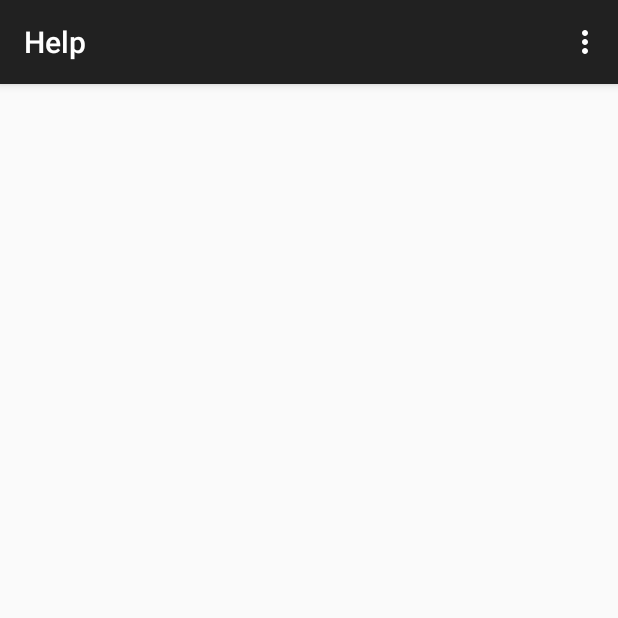
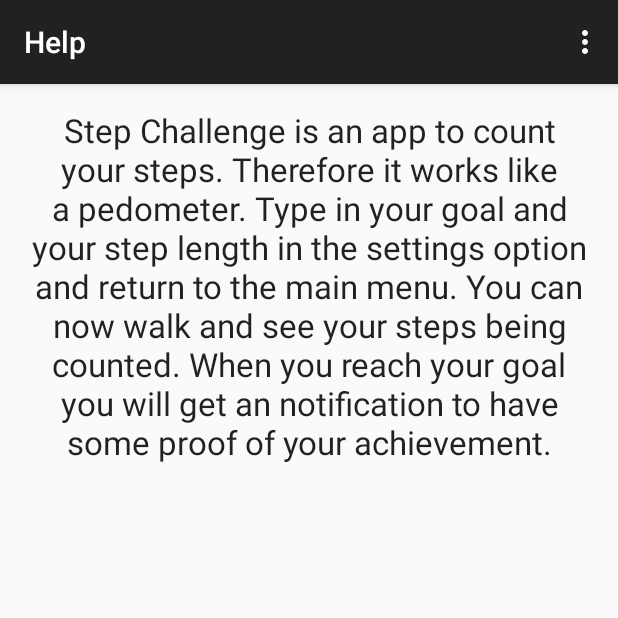
Before and after one commit to SvenBl/StepChallenge, an Android app: the Help screen opened directly, with no data from a screen before it, on a phone screen of 412 x 824 dp, the top half of it. Run offline under Robolectric (Android 15) with nearby library versions, the phone set to English and light mode, and no system bars.

Commit message:
help activity added

```diff
--- a/app/src/main/res/layout/activity_help.xml
+++ b/app/src/main/res/layout/activity_help.xml
@@ -6,4 +6,13 @@
     android:paddingBottom="@dimen/activity_vertical_margin"
     tools:context="com.example.sven.stepchallenge.Help">
 
+    <TextView
+        android:layout_width="wrap_content"
+        android:layout_height="wrap_content"
+        android:textAppearance="?android:attr/textAppearanceLarge"
+        android:text="@string/help_info"
+        android:id="@+id/textView"
+        android:layout_alignParentTop="true"
+        android:layout_centerHorizontal="true"
+        android:gravity="center_horizontal" />
 </RelativeLayout>
--- a/app/src/main/res/values/strings.xml
+++ b/app/src/main/res/values/strings.xml
@@ -12,4 +12,5 @@
     <string name="distance_run_text">Distance run:</string>
     <string name="reset_counter_button">Reset</string>
     <string name="title_activity_help">Help</string>
+    <string name="help_info">Step Challenge is an app to count your steps. Therefore it works like a pedometer. Type in your goal and your step length in the settings option and return to the main menu. You can now walk and see your steps being counted. When you reach your goal you will get an notification to have some proof of your achievement.</string>
 </resources>
```
